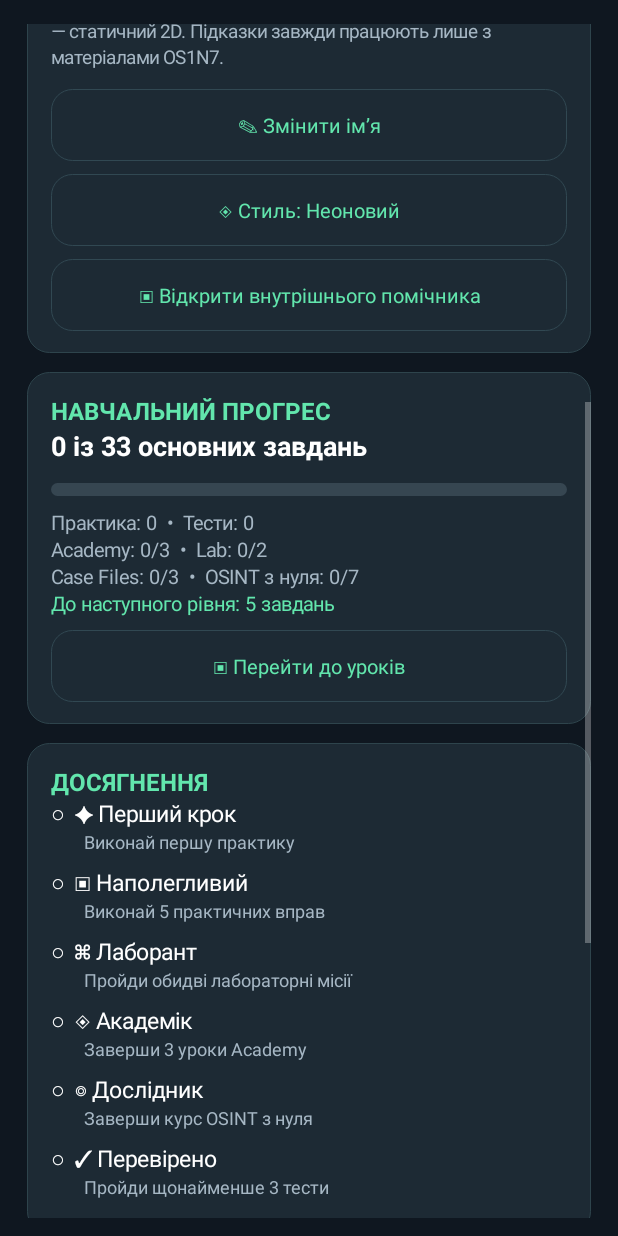
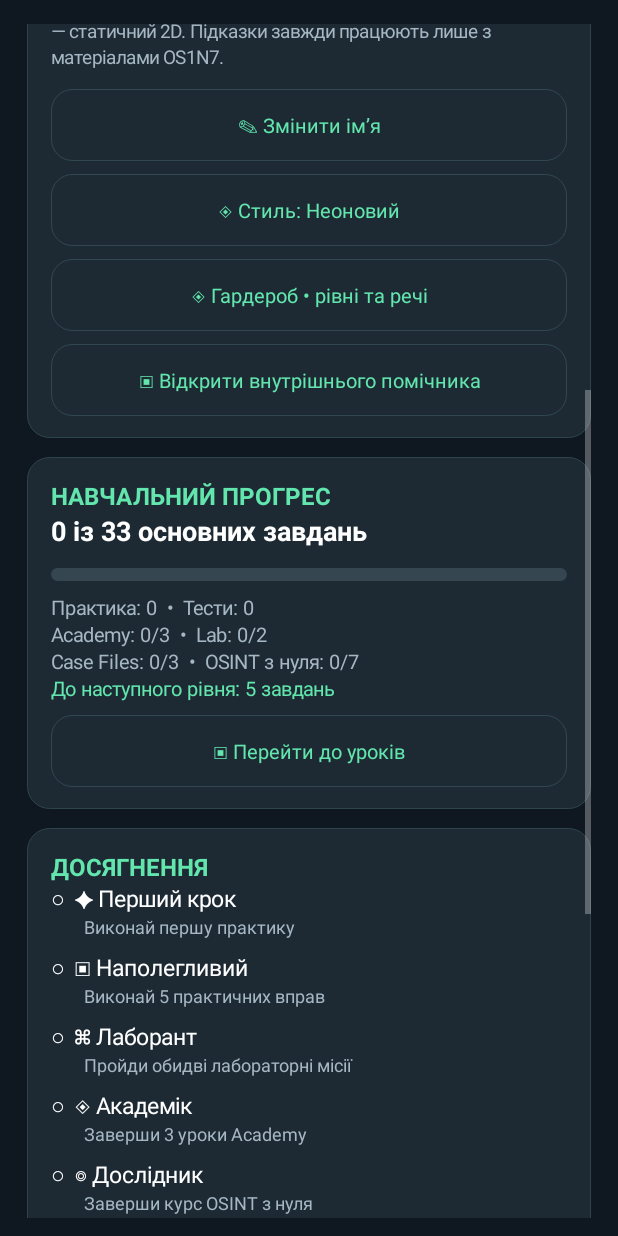
Before and after one commit to MrKanzo/Os1n7, an Android app: the ProfileActivity screen opened directly, with no data from a screen before it, scrolled down 556 dp, on a phone screen of 412 x 824 dp. Run offline under Robolectric (Android 15) with nearby library versions, the phone set to English and light mode, and no system bars.

Commit message:
companion: expose wardrobe in profile and show earned look

```diff
--- a/app/src/main/java/com/mrkanzo/os1n7/ProfileActivity.kt
+++ b/app/src/main/java/com/mrkanzo/os1n7/ProfileActivity.kt
@@ -176,6 +176,7 @@ class ProfileActivity : Os1n7Activity() {
         companionRow.addView(CompanionOrbView(this).apply {
             skin = currentStyle
             live = profile.getBoolean("animated_home", false)
+            CompanionWardrobe.applyTo(this@ProfileActivity, this)
             contentDescription = "Компаньйон $companionName"
         }, LinearLayout.LayoutParams(dp(60), dp(60)).apply { rightMargin = dp(10) })
         val companionInfo = LinearLayout(this).apply { orientation = LinearLayout.VERTICAL }
@@ -222,6 +223,9 @@ class ProfileActivity : Os1n7Activity() {
                 }
                 .setNegativeButton("Закрити", null)
                 .show()
+        }
+        action(companion, "◈ Гардероб • рівні та речі") {
+            startActivity(Intent(this, CompanionWardrobeActivity::class.java))
         }
         action(companion, "▣ Відкрити внутрішнього помічника") {
             startActivity(Intent(this, CompanionActivity::class.java))
```
